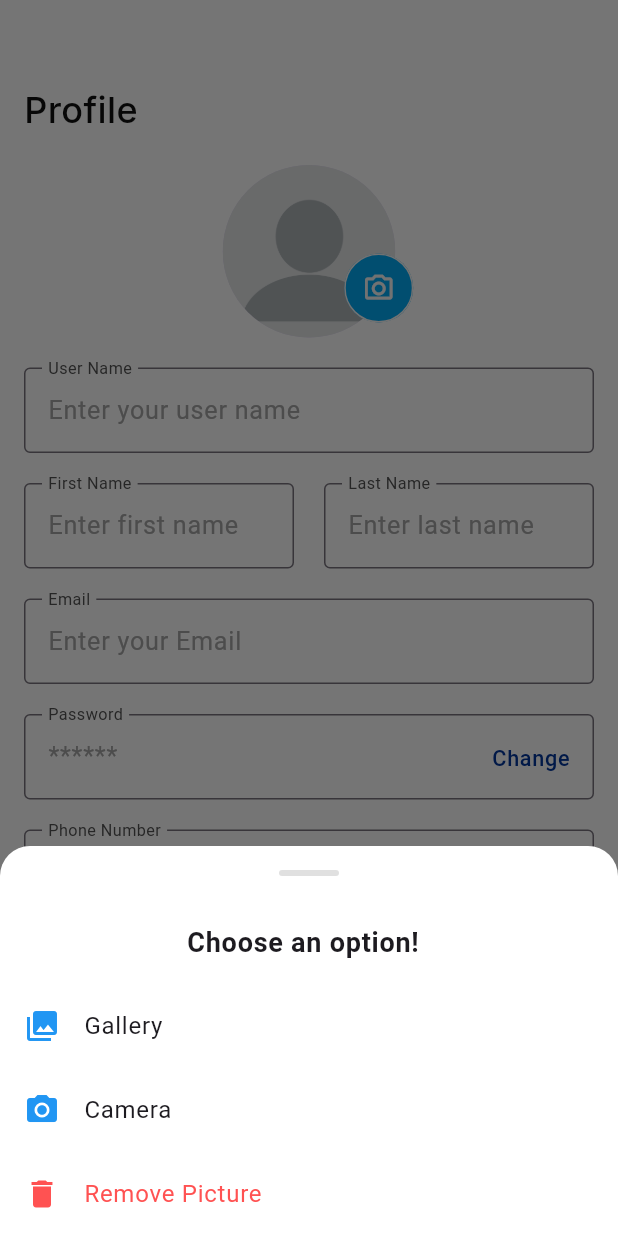
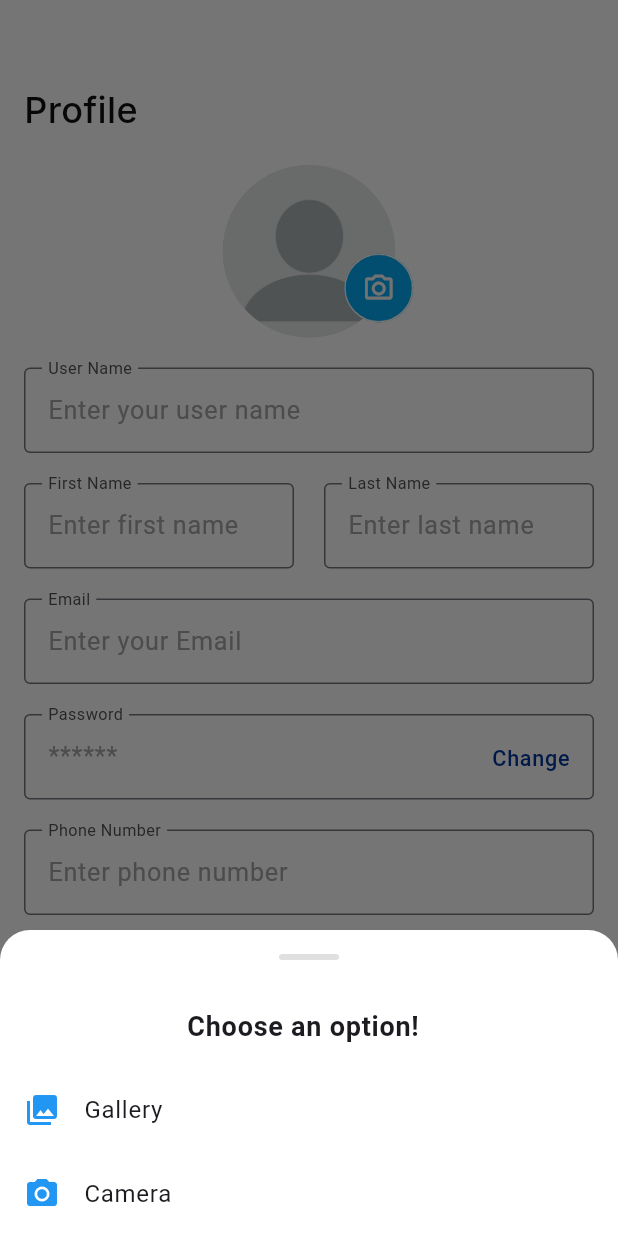
Before and after one commit to YasmeenGad/online_exam_app, a Flutter app: the ProfileView screen opened by its route, after a tap on the "camera alt" icon, on a phone screen of 412 x 824 dp. Run offline on Flutter 3.47's test engine with Material 3 defaults, Android fonts, the phone set to English and light mode, and no system bars; our stand-ins replace bloc, cached_network_image, device_preview_plus, dio, flutter_bloc, flutter_svg and 10 more; missing offline and left inert: page_animation_transition; accounts and stored records are empty; generated files the repository leaves out were written again.

```diff
--- a/lib/src/features/profile/presentation/widgets/image_picker_sheet.dart
+++ b/lib/src/features/profile/presentation/widgets/image_picker_sheet.dart
@@ -68,15 +68,6 @@ void showImagePickerSheet(BuildContext context, Function(File?) onImagePicked) {
                   Navigator.of(context).pop();
                 },
               ),
-              ListTile(
-                leading: Icon(Icons.delete, color: Colors.redAccent),
-                title: Text('${AppLocalizations.of(context)!.removePicture}',
-                    style: TextStyle(color: Colors.redAccent)),
-                onTap: () {
-                  onImagePicked(null);
-                  Navigator.of(context).pop();
-                },
-              ),
             ],
           ),
         ),
```
Also changed, not shown: lib/src/features/profile/presentation/widgets/change_text.dart (+8 -2 lines).
